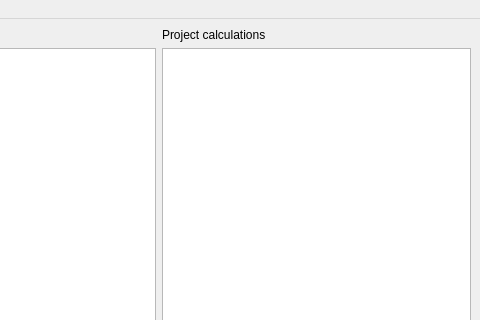
Qt form GUI/main.ui (pietiep/Qt-with-Python) before a commit; both pictures show x 163 to 643 and y 0 to 320 of the 643 by 520 pixel window.
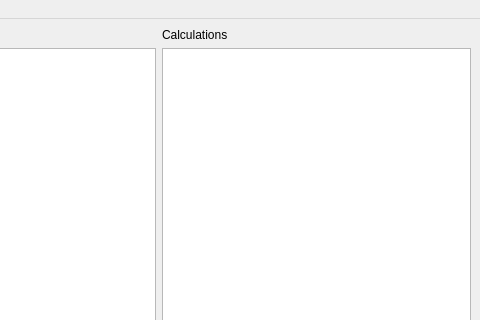
The same form after that commit.

Patch:
```diff
--- a/GUI/main.ui
+++ b/GUI/main.ui
@@ -31,7 +31,7 @@
     <item row="0" column="1">
      <widget class="QLabel" name="label_2">
       <property name="text">
-       <string>Project calculations</string>
+       <string>Calculations</string>
       </property>
      </widget>
     </item>
```
Left out of the diff: 13 changed lines with no effect on the pictures.
